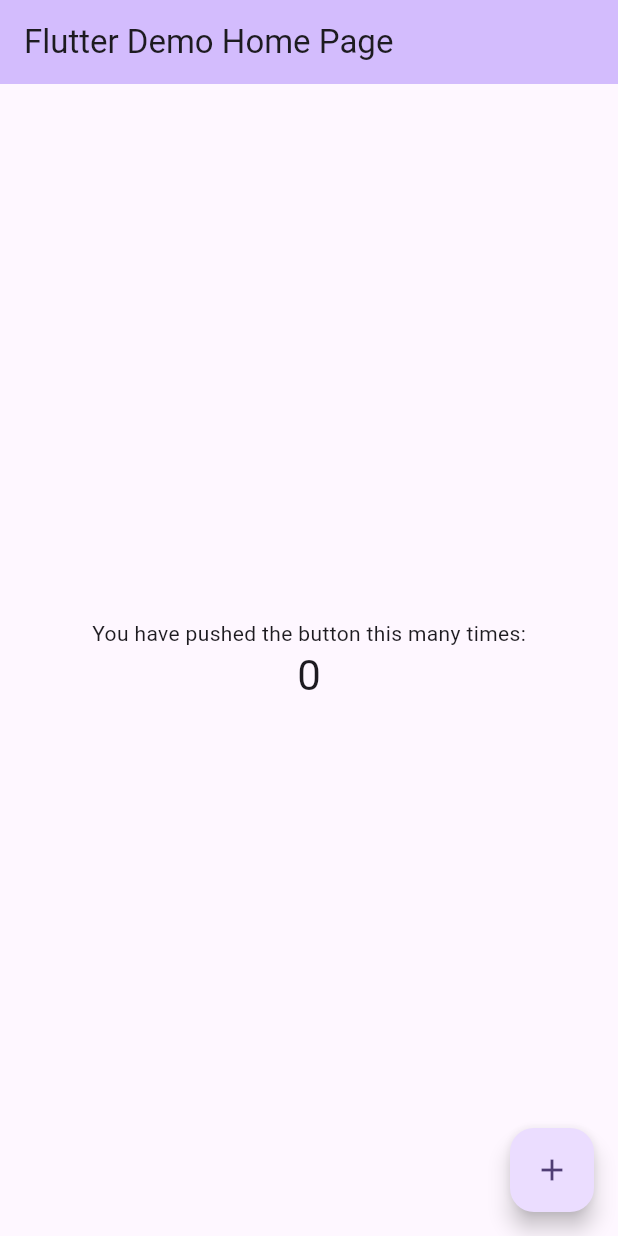
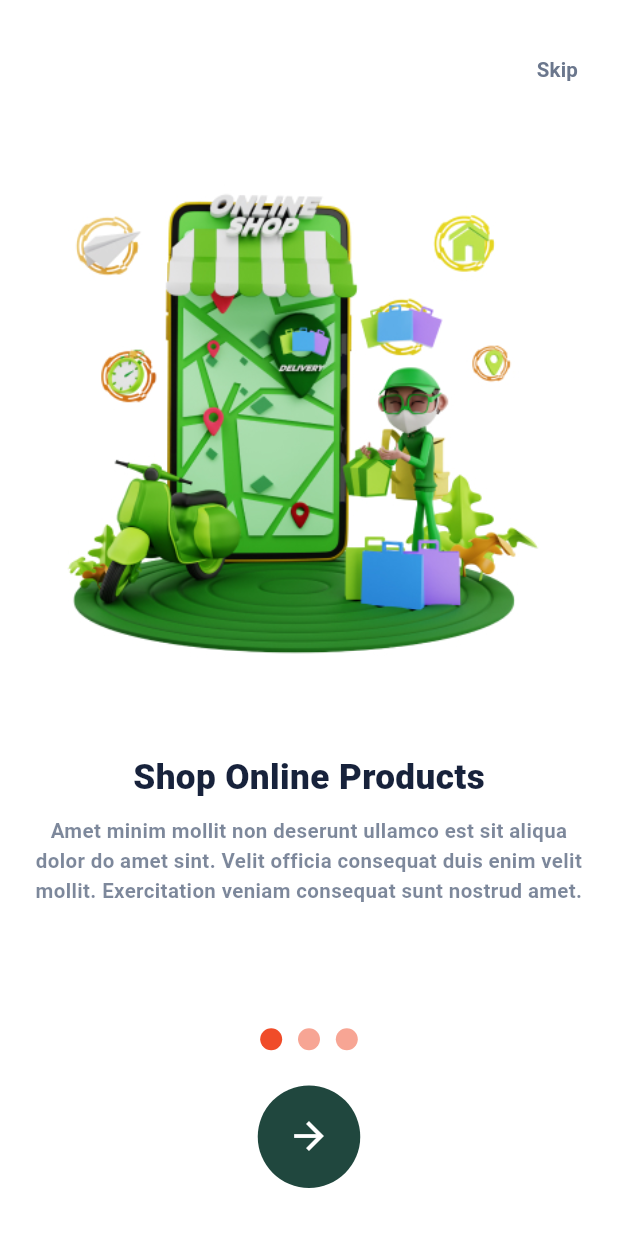
Before and after one commit to AhmedYasserww/Shopping-App, a Flutter app: the screen it shows after launch, on a phone screen of 412 x 824 dp. Run offline on Flutter 3.47's test engine with Material 3 defaults, Android fonts, the phone set to English and light mode, and no system bars; our stand-ins replace flutter_screenutil, go_router, google_fonts; Roboto replaces fonts that are missing (Montaga).

Commit message:
create onboarding screen and App router

```diff
--- /dev/null
+++ b/lib/core/utils/app_router.dart
@@ -0,0 +1,33 @@
+import 'package:go_router/go_router.dart';
+import '../../features/presentations/views/boarding_view.dart';
+import '../../features/presentations/views/widgets/boarding_view_body.dart';
+
+
+abstract class AppRouter {
+  static const kSignUp = '/signUp';
+  static const kLogin = '/login';
+  static const kSplashScreen = '/splashScreen';
+  static const kHomeView = '/homeView';
+  static const kBoardingView = '/boardingView';
+  static const kForgetPassword = '/forgetPassword';
+  static const kVerification= '/verification';
+  static const kCategoryDetailsView = '/categoryDetailsView';
+  static const kRoomDetailsView = '/roomDetailsView';
+
+  static final router = GoRouter(
+      routes: [
+        GoRoute(
+          path: '/',
+          builder: (context, state) => const BoardingView()
+        ),
+        GoRoute(
+            path:kBoardingView,
+            builder: (context, state) => const BoardingView()
+        ),
+        // GoRoute(
+        //   path: kLogin,
+        //   builder: (context, state) => const LoginScreen(),
+        // ),
+
+      ]);
+}
--- /dev/null
+++ b/lib/core/utils/styles.dart
@@ -0,0 +1,41 @@
+import 'package:flutter/cupertino.dart';
+import 'package:flutter_screenutil/flutter_screenutil.dart';
+abstract class Styles {
+  static  TextStyle textStyle24 = TextStyle(
+    fontSize: 24.sp,
+    fontWeight: FontWeight.w900,
+  );
+  static  TextStyle textStyle14 = TextStyle(
+    fontSize: 14.sp,
+    fontWeight: FontWeight.w600,
+  );
+  static  TextStyle textStyle18 = TextStyle(
+    fontSize: 18.sp,
+    fontWeight: FontWeight.w600,
+  );
+  static  TextStyle textStyle12 = TextStyle(
+    fontSize: 12.sp,
+    fontWeight: FontWeight.w700,
+
+  );
+
+
+
+
+  static  TextStyle textStyle20 = TextStyle(
+      fontSize: 20.sp,
+      fontWeight: FontWeight.w600
+  );
+
+
+
+  static  TextStyle textStyle16 = TextStyle(
+    fontSize: 16.sp,
+    fontWeight: FontWeight.w400,
+  );
+
+  static  TextStyle textStyle17 = TextStyle(
+    fontSize: 17.sp,
+    fontWeight: FontWeight.w400,
+  );
+}
--- /dev/null
+++ b/lib/features/data/models/onboarding_model.dart
@@ -0,0 +1,36 @@
+class OnboardingContent {
+  final String image;
+
+  final String title;
+
+  final String desc;
+
+  OnboardingContent(
+      {required this.image, required this.title, required this.desc});
+}
+
+List<OnboardingContent> content = [
+  OnboardingContent(
+      image: "assets/images/shopping1.jpg",
+      title: "Shop Online Products",
+      desc: "Amet minim mollit non deserunt ullamco est sit"
+          " aliqua dolor do amet sint. Velit officia consequat"
+          " duis enim velit mollit. Exercitation veniam consequat"
+          " sunt nostrud amet."
+  ),
+  OnboardingContent(
+      image: "assets/images/shopping2.jpg",
+      title: "Fastest Delivery",
+      desc:"Amet minim mollit non deserunt ullamco est sit aliqua"
+          " dolor do amet sint. Velit officia "
+          "consequat duis enim velit mollit. Exercitation veniam "
+          "consequat sunt nostrud amet."
+          ),
+  OnboardingContent(
+      image: "assets/images/shopping3.jpg",
+      title: "Contactless Delivery",
+      desc: "Amet minim mollit non deserunt ullamco est sit aliqua dolor do amet sint"
+          ". Velit officia consequat duis enim velit mollit. Exercitation"
+          " veniam consequat sunt nostrud amet."
+  )
+];
--- /dev/null
+++ b/lib/features/presentations/views/boarding_view.dart
@@ -0,0 +1,13 @@
+import 'package:flutter/material.dart';
+import 'package:shoping_app/features/presentations/views/widgets/boarding_view_body.dart';
+class BoardingView extends StatelessWidget {
+  const BoardingView({super.key});
+
+  @override
+  Widget build(BuildContext context) {
+    return const Scaffold(
+      backgroundColor: Colors.white,
+      body: SafeArea(child: BoardingViewBody()),
+    );
+  }
+}
--- /dev/null
+++ b/lib/features/presentations/views/widgets/boarding_view_body.dart
@@ -0,0 +1,116 @@
+import 'package:flutter/material.dart';
+import 'package:flutter_screenutil/flutter_screenutil.dart';
+import 'package:go_router/go_router.dart';
+import 'package:shoping_app/features/presentations/views/widgets/custom_indicator.dart';
+import 'package:shoping_app/features/presentations/views/widgets/next_button.dart';
+
+import '../../../../core/utils/styles.dart';
+import '../../../data/models/onboarding_model.dart';
+class BoardingViewBody extends StatefulWidget {
+  const BoardingViewBody({super.key});
+
+  @override
+  State<BoardingViewBody> createState() => _HomeViewState();
+}
+
+class _HomeViewState extends State<BoardingViewBody> {
+  int currentIndex = 0;
+  late PageController controller;
+
+  @override
+  void initState() {
+    controller = PageController(initialPage: 0);
+    super.initState();
+  }
+
+  @override
+  void dispose() {
+    controller.dispose();
+    super.dispose();
+  }
+
+  @override
+  Widget build(BuildContext context) {
+    return Column(
+      children: [
+        Padding(
+          padding: EdgeInsets.only(top: 24.h, right: 8.w),
+          child: Align(
+            alignment: Alignment.topRight,
+            child: TextButton(
+              onPressed: (){},
+              child: Text(
+                'Skip',
+                style: Styles.textStyle14.copyWith(color: Color(0xff6B778D)),
+              ),
+            ),
+          ),
+        ),
+        SizedBox(height: 16.h),
+        Expanded(
+          child: SizedBox(
+            width: 350.w,
+            child: PageView.builder(
+              controller: controller,
+              onPageChanged: (index) {
+                setState(() {
+                  currentIndex = index;
+                });
+              },
+              itemCount: content.length,
+              itemBuilder: (context, i) {
+                return Column(
+                  crossAxisAlignment: CrossAxisAlignment.center,
+                  children: [
+                    Expanded(
+                        child: Image(image: AssetImage(content[i].image))),
+                    SizedBox(height: 24.h),
+                    FittedBox(
+                      child: Text(
+                        content[i].title,
+                        style: Styles.textStyle24.copyWith(color:const Color(0xff17223B)),
+                      ),
+                    ),
+                    SizedBox(height: 10.h),
+                    SizedBox(
+                      height: 120.h,
+                      child: Text(
+                        content[i].desc,
+                        style: Styles.textStyle14
+                            .copyWith(color: const Color(0xff263859).withOpacity(.6)),
+                        textAlign: TextAlign.center,
+                      ),
+                    )
+                  ],
+                );
+              },
+            ),
+          ),
+        ),
+        SizedBox(height: 24.h),
+        CustomIndicator(
+          currentIndex: currentIndex,
+          length: content.length,
+          width: 15,
+          height: 15,
+        ),
+        SizedBox(height: 24.h),
+        NextButton(onPressed: (){}),
+        SizedBox(
+          height: 32)
+      ],
+    );
+  }
+
+
+// void onNextButtonPressed() {
+//     if (currentIndex == content.length - 1) {
+//       GoRouter.of(context).push(AppRouter.kLogin);
+//     } else {
+//       controller.nextPage(
+//         duration: const Duration(milliseconds: 200),
+//         curve: Curves.bounceIn,
+//       );
+//     }
+//   }
+}
--- /dev/null
+++ b/lib/features/presentations/views/widgets/custom_indicator.dart
@@ -0,0 +1,40 @@
+import 'package:flutter/material.dart';
+import 'package:flutter_screenutil/flutter_screenutil.dart';
+
+class CustomIndicator extends StatelessWidget {
+  final int currentIndex;
+  final int length;
+  final MainAxisAlignment? mainAxisAlignment;
+  final double width;
+  final double height;
+
+  const CustomIndicator(
+      {super.key,
+      required this.currentIndex,
+      required this.length,
+      this.mainAxisAlignment,
+      required this.width,
+      required this.height});
+
+  @override
+  Widget build(BuildContext context) {
+    return Row(
+      mainAxisAlignment: mainAxisAlignment ?? MainAxisAlignment.center,
+      children: List.generate(length, (index) {
+        return Container(
+          margin: EdgeInsets.symmetric(horizontal: 5.w),
+          width: width.r,
+          height: height.r,
+          decoration: BoxDecoration(
+            color: index == currentIndex
+                ? const Color(0xffF04C29)
+                : const Color(
+                    0xffF04C29,
+                  ).withOpacity(.5),
+            shape: BoxShape.circle,
+          ),
+        );
+      }),
+    );
+  }
+}
--- /dev/null
+++ b/lib/features/presentations/views/widgets/next_button.dart
@@ -0,0 +1,19 @@
+import 'package:flutter/material.dart';
+import 'package:flutter_screenutil/flutter_screenutil.dart';
+class NextButton extends StatelessWidget {
+  const NextButton({super.key,required this.onPressed});
+  final VoidCallback onPressed;
+  @override
+  Widget build(BuildContext context) {
+    return SizedBox(
+      height: 70.h,
+      width: 70.w,
+      child: CircleAvatar(
+          radius: 35.r,
+          backgroundColor: const Color(0xff20473E),
+          child: IconButton (onPressed:onPressed,
+            icon: Icon(Icons.arrow_forward,size: 30.sp,color: Colors.white,),
+          )),
+    );
+  }
+}
--- a/lib/main.dart
+++ b/lib/main.dart
@@ -1,4 +1,7 @@
 import 'package:flutter/material.dart';
+import 'package:flutter_screenutil/flutter_screenutil.dart';
+import 'package:google_fonts/google_fonts.dart';
+import 'package:shoping_app/core/utils/app_router.dart';
 
 void main() {
   runApp(const MyApp());
@@ -10,116 +13,18 @@
   // This widget is the root of your application.
   @override
   Widget build(BuildContext context) {
-    return MaterialApp(
-      title: 'Flutter Demo',
-      theme: ThemeData(
-        // This is the theme of your application.
-        //
-        // TRY THIS: Try running your application with "flutter run". You'll see
-        // the application has a purple toolbar. Then, without quitting the app,
-        // try changing the seedColor in the colorScheme below to Colors.green
-        // and then invoke "hot reload" (save your changes or press the "hot
-        // reload" button in a Flutter-supported IDE, or press "r" if you used
-        // the command line to start the app).
-        //
-        // Notice that the counter didn't reset back to zero; the application
-        // state is not lost during the reload. To reset the state, use hot
-        // restart instead.
-        //
-        // This works for code too, not just values: Most code changes can be
-        // tested with just a hot reload.
-        colorScheme: ColorScheme.fromSeed(seedColor: Colors.deepPurple),
-        useMaterial3: true,
-      ),
-      home: const MyHomePage(title: 'Flutter Demo Home Page'),
+    return ScreenUtilInit(
+        designSize: const Size(390, 844),
+    minTextAdapt: true,
+    splitScreenMode: true,
+    // Use builder only if you need to use library outside ScreenUtilInit context
+    builder: (_, child) {
+    return MaterialApp.router(
+    routerConfig: AppRouter.router,
+    debugShowCheckedModeBanner: false,
+    theme: ThemeData(textTheme: GoogleFonts.montagaTextTheme()),
+    );
+    },
     );
   }
 }
-
-class MyHomePage extends StatefulWidget {
-  const MyHomePage({super.key, required this.title});
-
-  // This widget is the home page of your application. It is stateful, meaning
-  // that it has a State object (defined below) that contains fields that affect
-  // how it looks.
-
-  // This class is the configuration for the state. It holds the values (in this
-  // case the title) provided by the parent (in this case the App widget) and
-  // used by the build method of the State. Fields in a Widget subclass are
-  // always marked "final".
-
-  final String title;
-
-  @override
-  State<MyHomePage> createState() => _MyHomePageState();
-}
-
-class _MyHomePageState extends State<MyHomePage> {
-  int _counter = 0;
-
-  void _incrementCounter() {
-    setState(() {
-      // This call to setState tells the Flutter framework that something has
-      // changed in this State, which causes it to rerun the build method below
-      // so that the display can reflect the updated values. If we changed
-      // _counter without calling setState(), then the build method would not be
-      // called again, and so nothing would appear to happen.
-      _counter++;
-    });
-  }
-
-  @override
-  Widget build(BuildContext context) {
-    // This method is rerun every time setState is called, for instance as done
-    // by the _incrementCounter method above.
-    //
-    // The Flutter framework has been optimized to make rerunning build methods
-    // fast, so that you can just rebuild anything that needs updating rather
-    // than having to individually change instances of widgets.
-    return Scaffold(
-      appBar: AppBar(
-        // TRY THIS: Try changing the color here to a specific color (to
-        // Colors.amber, perhaps?) and trigger a hot reload to see the AppBar
-        // change color while the other colors stay the same.
-        backgroundColor: Theme.of(context).colorScheme.inversePrimary,
-        // Here we take the value from the MyHomePage object that was created by
-        // the App.build method, and use it to set our appbar title.
-        title: Text(widget.title),
-      ),
-      body: Center(
-        // Center is a layout widget. It takes a single child and positions it
-        // in the middle of the parent.
-        child: Column(
-          // Column is also a layout widget. It takes a list of children and
-          // arranges them vertically. By default, it sizes itself to fit its
-          // children horizontally, and tries to be as tall as its parent.
-          //
-          // Column has various properties to control how it sizes itself and
-          // how it positions its children. Here we use mainAxisAlignment to
-          // center the children vertically; the main axis here is the vertical
-          // axis because Columns are vertical (the cross axis would be
-          // horizontal).
-          //
-          // TRY THIS: Invoke "debug painting" (choose the "Toggle Debug Paint"
-          // action in the IDE, or press "p" in the console), to see the
-          // wireframe for each widget.
-          mainAxisAlignment: MainAxisAlignment.center,
-          children: <Widget>[
-            const Text(
-              'You have pushed the button this many times:',
-            ),
-            Text(
-              '$_counter',
-              style: Theme.of(context).textTheme.headlineMedium,
-            ),
-          ],
-        ),
-      ),
-      floatingActionButton: FloatingActionButton(
-        onPressed: _incrementCounter,
-        tooltip: 'Increment',
-        child: const Icon(Icons.add),
-      ), // This trailing comma makes auto-formatting nicer for build methods.
-    );
-  }
-}
```
Also changed, not shown: pubspec.yaml (+6 -4 lines), assets/images/shopping1.jpg (added), assets/images/shopping2.jpg (added), assets/images/shopping3.jpg (added), pubspec.lock.
